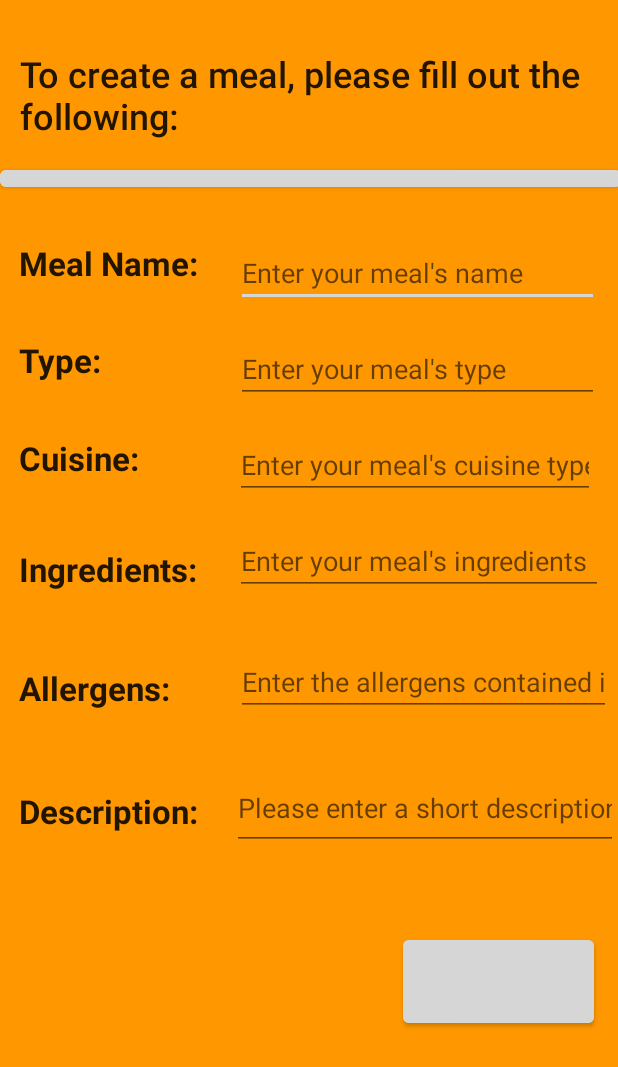
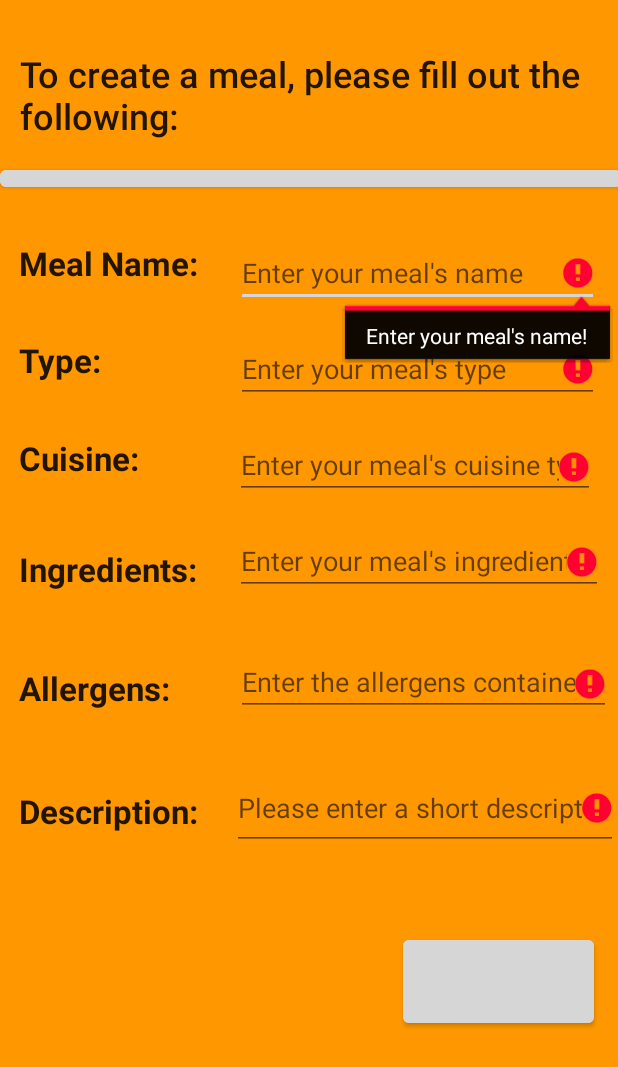
Before and after one commit to Imane-ux/Food-App, an Android app: the fragment AddMealFragment shown on its own in the app's theme, after a tap on "DONE", on a phone screen of 412 x 824 dp. Shown: the top 1067 px of the screen. Run offline under Robolectric (Android 15) with nearby library versions, the phone set to English and light mode, and no system bars; our stand-ins replace Firebase (no records; nobody signed in at launch, a user with empty details on screens opened directly); Roboto replaces fonts that are not available here.

Commit message:
Adding files for deliverable 3

```diff
--- a/app/src/main/java/com/example/mealyapp/AddMealFragment.java
+++ b/app/src/main/java/com/example/mealyapp/AddMealFragment.java
@@ -5,6 +5,7 @@ import android.os.Bundle;
 import androidx.fragment.app.Fragment;
 import androidx.fragment.app.FragmentTransaction;
 
+import android.text.TextUtils;
 import android.view.LayoutInflater;
 import android.view.View;
 import android.view.ViewGroup;
@@ -45,6 +46,35 @@ public class AddMealFragment extends Fragment {
                 String mAllergens= inAllergens.getText().toString();
                 String mDescription = inDescription.getText().toString();
                 String userID = mAuth.getInstance().getCurrentUser().getUid();
+
+
+                if (TextUtils.isEmpty(mName)){
+                    inName.setError("Enter your meal's name!");
+                    btnDone.setClickable(false);
+
+                }
+                if (TextUtils.isEmpty(mtype)){
+                    inType.setError("Enter your meal's type!");
+                    btnDone.setClickable(false);
+                }
+                if (TextUtils.isEmpty(mcuisine)){
+                    inCuisine.setError("Enter your meal's cuisine type!");
+                    btnDone.setClickable(false);
+                }
+
+                if (TextUtils.isEmpty(mIngredients)){
+                    inIngredients.setError("Enter your meal's ingredients!");
+                    btnDone.setClickable(false);
+                }
+                if (TextUtils.isEmpty(mAllergens)){
+                    inAllergens.setError("Enter allergens present in your meal!. If none, type none");
+                    btnDone.setClickable(false);
+                }
+                if (TextUtils.isEmpty(mDescription)){
+                    inDescription.setError("Enter address!");
+                    btnDone.setClickable(false);
+                }else{
+
                 reference= FirebaseDatabase.getInstance().getReference("Meals").child(userID);
                 Meal meal= new Meal(mName, mtype,mcuisine,mIngredients,mAllergens,mDescription);
 
@@ -53,6 +83,7 @@ public class AddMealFragment extends Fragment {
                 reference.child(id).setValue(meal);
                 FragmentTransaction fragmentTransaction = getParentFragmentManager().beginTransaction();
                 fragmentTransaction.replace(R.id.fragmentContainer, new CookHomePage()).commit();
+                }
             }
         });
 
```
Also changed, not shown: app/src/main/java/com/example/mealyapp/CookHomePage.java (+13 -13 lines), app/src/main/res/layout/fragment_cook_home_page.xml (+23 -2 lines).
